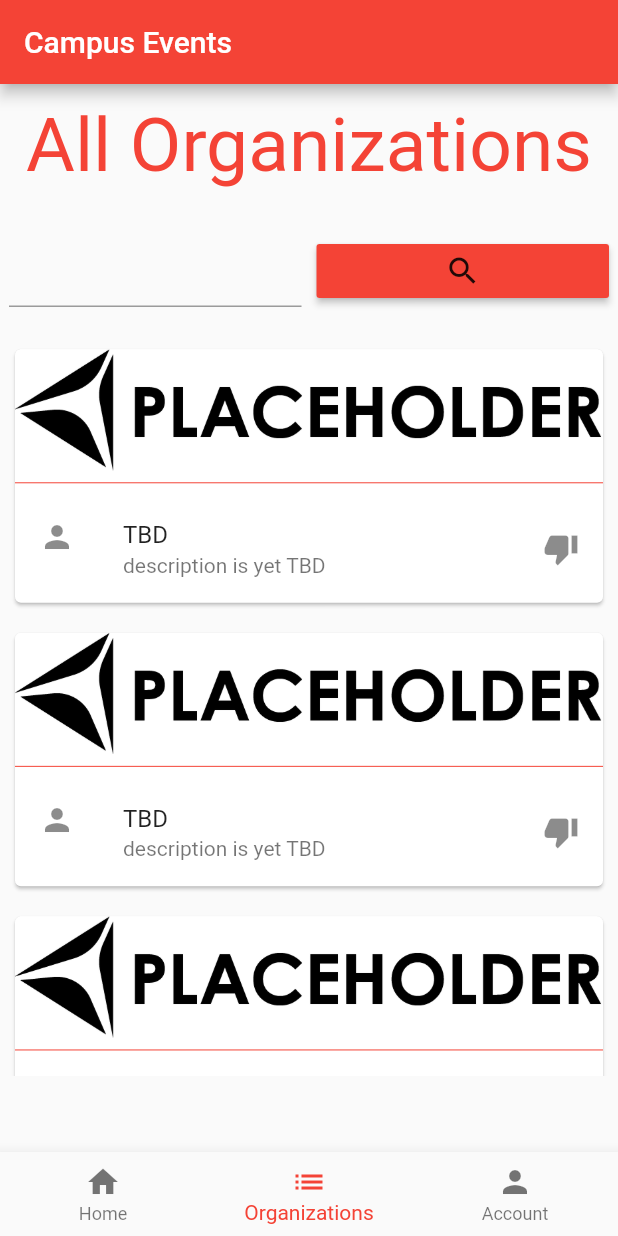
After one commit to RahulUNC/Campus_Events_User_App, a Flutter app: the screen it shows after launch, item 2 of the bottom bar chosen, on a phone screen of 412 x 824 dp. The commit adds this screen. Run offline on Flutter 3.47's test engine with Material 2 defaults, Android fonts, the phone set to English and light mode, and no system bars.

Commit message:
added dynamic nav bar

```diff
--- /dev/null
+++ b/lib/app_screens/all_organization_screen.dart
@@ -0,0 +1,107 @@
+import 'package:flutter/material.dart';
+import './organization.dart';
+import './organization_info_screen.dart';
+
+class allOrganizations extends StatelessWidget {
+  @override
+  Widget build(BuildContext context) {
+    // TODO: implement build
+    return allOrganizationsHomeBuilder();
+  }
+}
+
+class allOrganizationsHomeBuilder extends StatelessWidget {
+  @override
+  Widget build(BuildContext context) {
+    // TODO: implement build
+    return Container (
+      child: Center(
+        child: ListView(
+          children: <Widget>[
+            Container(
+              alignment: Alignment(0, 0),
+              height: MediaQuery.of(context).size.height*0.1,
+              child:Text(
+                'All Organizations',
+                textAlign: TextAlign.center,
+                style: TextStyle(
+                  fontSize: 50.0,
+                  color: Colors.red,
+                ),
+              ),
+            ),
+            Container(
+              margin: EdgeInsets.all(1),
+              height: MediaQuery.of(context).size.height*0.1,
+              child: Row(
+                children: <Widget>[
+                  Expanded(child: Container(
+                    margin: EdgeInsets.all(5),
+                    width: MediaQuery.of(context).size.width*0.6,
+                    child: TextField(),
+                  ),),
+                  Expanded(child: Container(
+                    margin: EdgeInsets.all(5),
+                    width: MediaQuery.of(context).size.width*0.3,
+                    child: RaisedButton(
+                      onPressed: () {},
+                      child: Icon(Icons.search),
+                      color: Colors.red,
+                    ),
+                  ),)
+                ],
+              ),
+            ),
+            Container(
+              height: MediaQuery.of(context).size.height*0.6,
+              child: ListView.builder(
+                itemCount: registeredOrganizations.length,
+                itemBuilder: (BuildContext ctxt, int index){
+                return organizationUIComponenet();
+                },
+              )
+            )
+          ],
+        ),
+      ),
+    );
+  }
+}
+class organizationUIComponenet extends StatelessWidget {
+  @override
+  organization temp = new organization('TBD', false, 'description is yet TBD');
+  Widget build(BuildContext context) {
+      return Card(
+        margin: EdgeInsets.all(10),
+        child: Column(
+          children: <Widget>[
+            addLogo(),
+            Divider(
+              color: Colors.red,
+            ),
+            ListTile(
+              onTap: () {
+                Navigator.push(context,
+                MaterialPageRoute(
+                  builder: (context) => infoRunner(temp),
+                )
+                );
+              },
+              leading: Icon(Icons.person),  //replace with organization logo
+              title: Text(temp.getName()),
+              subtitle: Text(temp.getDescription()),
+              trailing: getLeadingIcon(temp.getfavorite()),
+            )
+          ],
+        ),
+      );
+    }
+  }
+  class addLogo extends StatelessWidget{
+  @override
+  Widget build(BuildContext context) {
+    AssetImage tbdLogo = new AssetImage('assets/logo.png');
+    Image logo = Image(image: tbdLogo);
+    return Container(child: logo,);
+  }
+}
--- a/lib/app_screens/organization.dart
+++ b/lib/app_screens/organization.dart
@@ -2,6 +2,7 @@ import 'package:flutter/material.dart';
 import 'organization_info_screen.dart';
 
 List<organization> registeredOrganizations = [];
+
 class organizationBuilder extends StatelessWidget {
   @override
   Widget build(BuildContext context) {
@@ -71,7 +72,7 @@ class organizationUIComponenet extends StatelessWidget {
               onTap: () {
                 Navigator.push(context,
                 MaterialPageRoute(
-                  builder: (context) => organizationInfo(registeredOrganizations[currentIndex]),
+                  builder: (context) => infoRunner(registeredOrganizations[currentIndex]),
                 )
                 );
               },
--- a/lib/main.dart
+++ b/lib/main.dart
@@ -1,14 +1,61 @@
 import 'package:flutter/material.dart';
 import 'app_screens/home_screen.dart';
+import './app_screens/organization.dart';
+import './app_screens/bottom_nav.dart';
+import './app_screens/search_screen.dart';
+import './app_screens/all_organization_screen.dart';
 
-void main() => runApp(CampusEvents());
+void main() => runApp(campusRunner());
 
-class CampusEvents extends StatelessWidget {
+class campusRunner extends StatefulWidget {
+  @override
+  State<StatefulWidget> createState() {
+    // TODO: implement createState
+    return CampusEvent();
+  }
+}
+
+class CampusEvent extends State<campusRunner> {
+  int selectedPage = 0;
+  final pageOptions = [
+    organizationBuilder(),
+    allOrganizations(),
+    Text('test3')
+  ];
+
   @override
   Widget build(BuildContext context) {
     return MaterialApp(
     title: "Campus Events",
-    home: homeScreen(),
-  );
+    home:  Scaffold(
+    appBar: AppBar(
+      title: Text('Campus Events'),
+      backgroundColor: Colors.red,
+      ),
+      body: pageOptions[selectedPage],
+      bottomNavigationBar: BottomNavigationBar(
+        fixedColor: Colors.red,
+        currentIndex: selectedPage,
+        onTap: (int index) {
+          setState(() {
+            selectedPage = index;
+          });
+        },
+        items: [
+          BottomNavigationBarItem(
+            icon: Icon(Icons.home),
+            title: Text('Home'),
+          ),
+          BottomNavigationBarItem(
+            icon: Icon(Icons.list),
+            title: Text('Organizations'),
+          ),
+          BottomNavigationBarItem(
+            icon: Icon(Icons.person),
+            title: Text('Account'),
+          ),
+        ],
+      )
+  ),);
   }
 }
```
Also changed, not shown: lib/app_screens/home_screen.dart (deleted, +0 -17 lines), lib/app_screens/organization_info_screen.dart (+49 -5 lines), lib/app_screens/search_screen.dart (+2 -9 lines).
